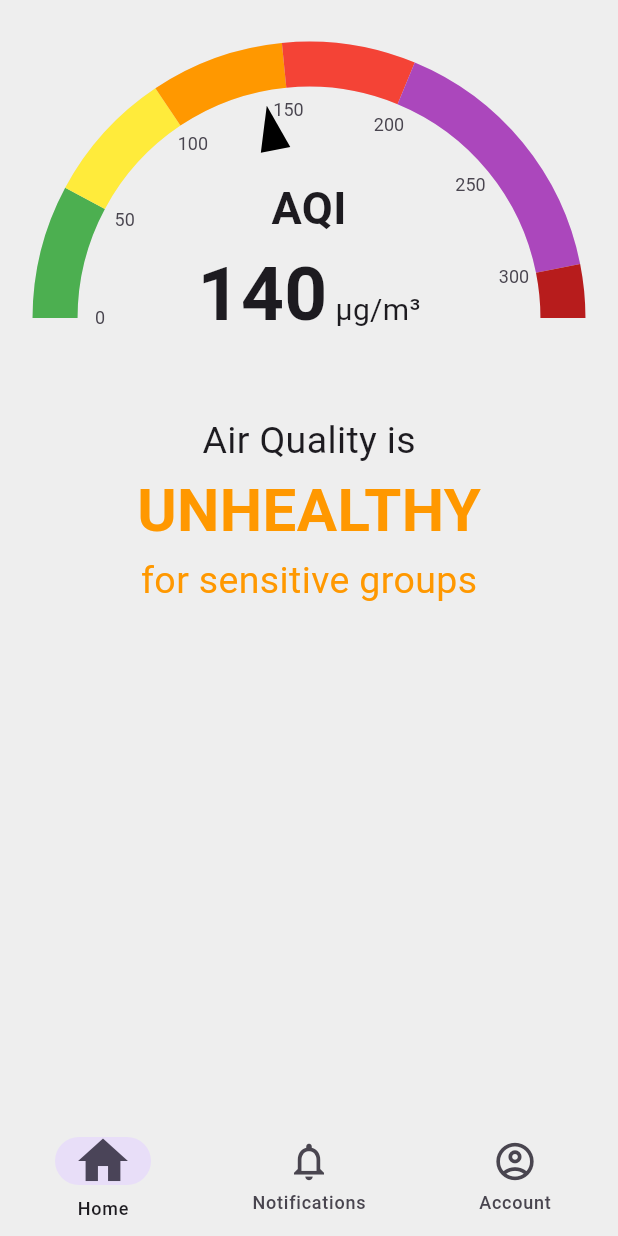
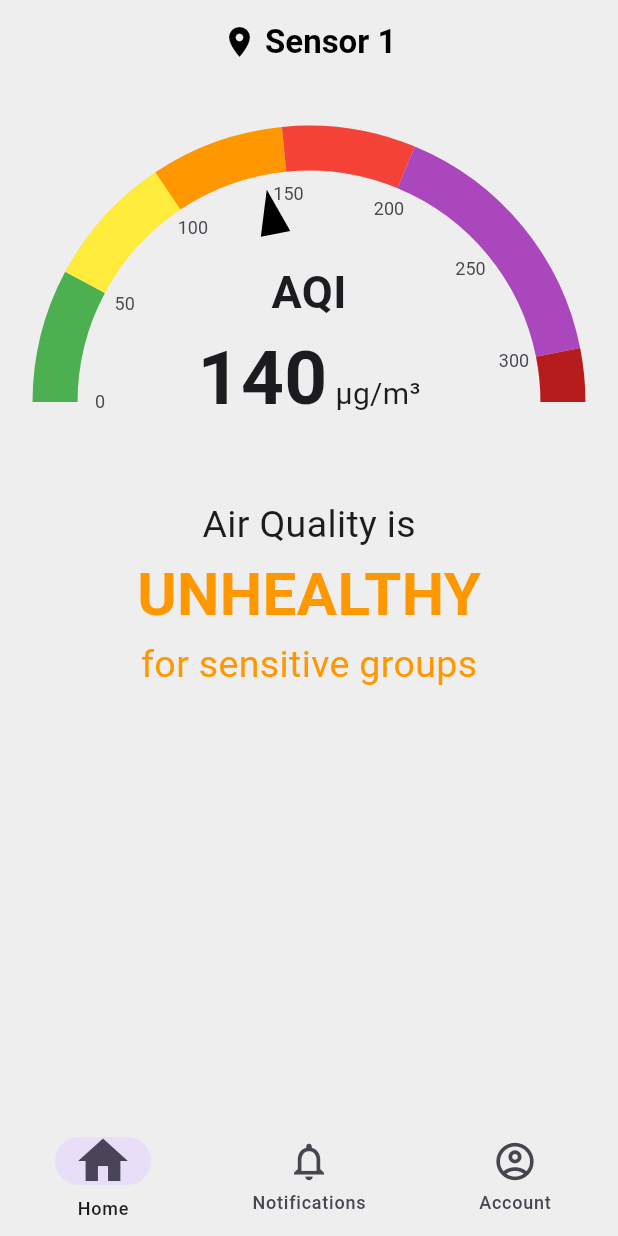
Before and after one commit to aayushman950/Air-Quality-Monitoring-System, a Flutter app: the screen it shows after launch, on a phone screen of 412 x 824 dp. Run offline on Flutter 3.47's test engine with Material 3 defaults, Android fonts, the phone set to English and light mode, and no system bars; drawn by our look-alikes of syncfusion_flutter_gauges; our stand-ins replace shared_preferences.

Commit message:
added appbar in home page

```diff
--- a/aqms/lib/pages/home_page.dart
+++ b/aqms/lib/pages/home_page.dart
@@ -8,6 +8,24 @@ class HomePage extends StatelessWidget {
   Widget build(BuildContext context) {
     return SafeArea(
       child: Scaffold(
+        appBar: AppBar(
+          title: Row(
+            mainAxisSize: MainAxisSize.min,
+            children: [
+              Icon(Icons.place),
+              SizedBox(
+                width: 5,
+              ),
+              Text(
+                "Sensor 1",
+                style: TextStyle(
+                  fontWeight: FontWeight.bold,
+                ),
+              ),
+            ],
+          ),
+          centerTitle: true,
+        ),
         body: Padding(
           padding: const EdgeInsets.all(12.0),
           child: AQIGaugeAndStatus(
```
